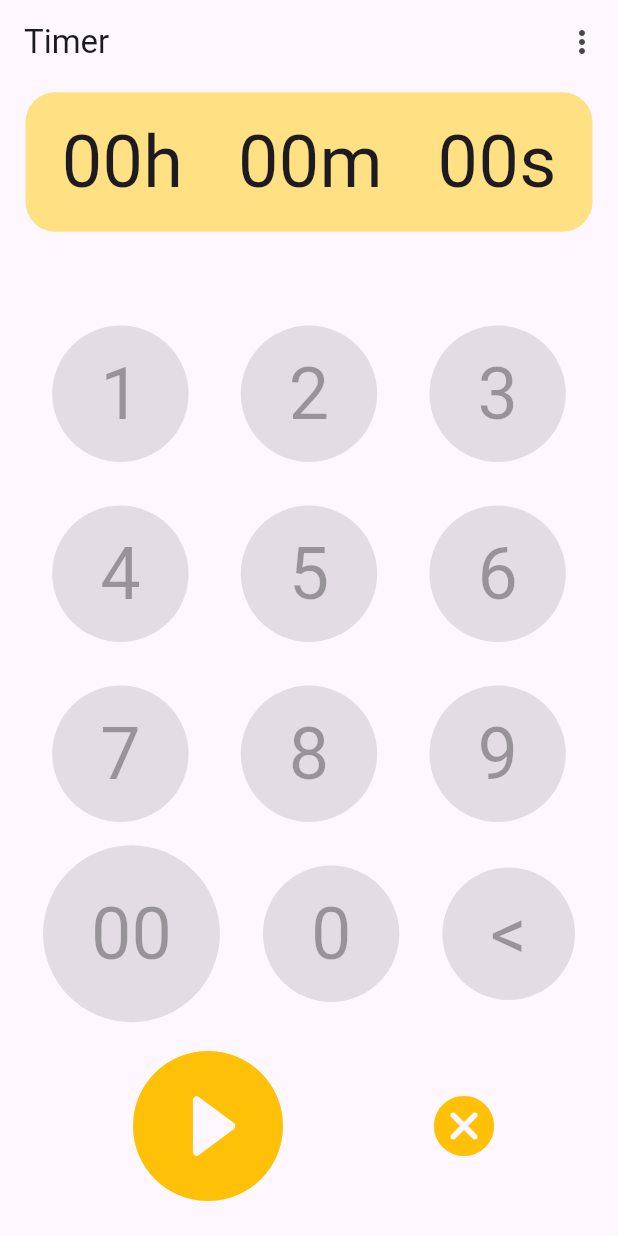
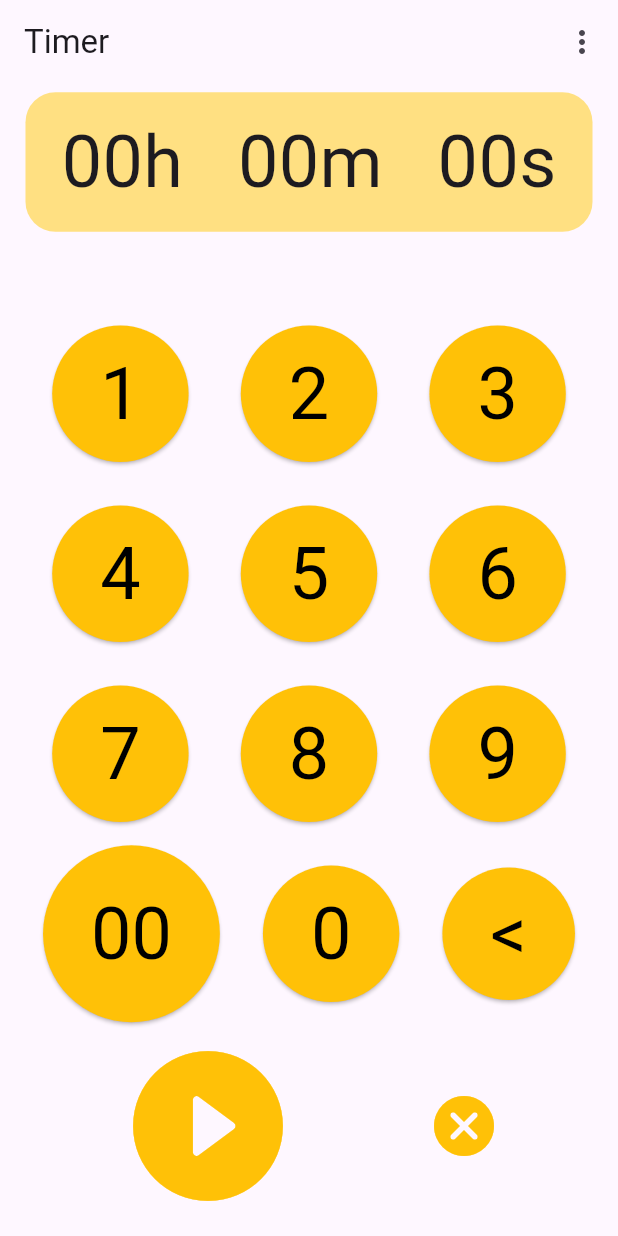
Before and after one commit to Palant-ir/project2-createTimer, a Flutter app: the screen it shows after launch, on a phone screen of 412 x 824 dp. Run offline on Flutter 3.47's test engine with Material 3 defaults, Android fonts, the phone set to English and light mode, and no system bars.

Commit message:
modified keypad style

```diff
--- a/lib/keypad.dart
+++ b/lib/keypad.dart
@@ -5,11 +5,15 @@ class KeyPad extends StatelessWidget {
 
   @override
   Widget build(BuildContext context) {
-    final ButtonStyle style = ElevatedButton.styleFrom(
+    final ButtonStyle btnStyle = ElevatedButton.styleFrom(
+      backgroundColor: Colors.amber,
       textStyle: const TextStyle(fontSize: 48),
       shape: const CircleBorder(),
       padding: const EdgeInsets.all(32),
-      // minimumSize: const Size.fromRadius(10),
+    );
+
+    const TextStyle btnTextStyle = TextStyle(
+      color: Colors.black,
     );
 
     return Column(
@@ -19,19 +23,19 @@ class KeyPad extends StatelessWidget {
           mainAxisAlignment: MainAxisAlignment.spaceEvenly,
           children: [
             ElevatedButton(
-              onPressed: null,
-              style: style,
-              child: const Text('1'),
+              onPressed: () {},
+              style: btnStyle,
+              child: const Text('1', style: btnTextStyle),
             ),
             ElevatedButton(
-              onPressed: null,
-              style: style,
-              child: const Text('2'),
+              onPressed: () {},
+              style: btnStyle,
+              child: const Text('2', style: btnTextStyle),
             ),
             ElevatedButton(
-              onPressed: null,
-              style: style,
-              child: const Text('3'),
+              onPressed: () {},
+              style: btnStyle,
+              child: const Text('3', style: btnTextStyle),
             )
           ],
         ),
@@ -40,19 +44,19 @@ class KeyPad extends StatelessWidget {
           mainAxisAlignment: MainAxisAlignment.spaceEvenly,
           children: [
             ElevatedButton(
-              onPressed: null,
-              style: style,
-              child: const Text('4'),
+              onPressed: () {},
+              style: btnStyle,
+              child: const Text('4', style: btnTextStyle),
             ),
             ElevatedButton(
-              onPressed: null,
-              style: style,
-              child: const Text('5'),
+              onPressed: () {},
+              style: btnStyle,
+              child: const Text('5', style: btnTextStyle),
             ),
             ElevatedButton(
-              onPressed: null,
-              style: style,
-              child: const Text('6'),
+              onPressed: () {},
+              style: btnStyle,
+              child: const Text('6', style: btnTextStyle),
             )
           ],
         ),
@@ -61,19 +65,19 @@ class KeyPad extends StatelessWidget {
           mainAxisAlignment: MainAxisAlignment.spaceEvenly,
           children: [
             ElevatedButton(
-              onPressed: null,
-              style: style,
-              child: const Text('7'),
+              onPressed: () {},
+              style: btnStyle,
+              child: const Text('7', style: btnTextStyle),
             ),
             ElevatedButton(
-              onPressed: null,
-              style: style,
-              child: const Text('8'),
+              onPressed: () {},
+              style: btnStyle,
+              child: const Text('8', style: btnTextStyle),
             ),
             ElevatedButton(
-              onPressed: null,
-              style: style,
-              child: const Text('9'),
+              onPressed: () {},
+              style: btnStyle,
+              child: const Text('9', style: btnTextStyle),
             )
           ],
         ),
@@ -82,19 +86,19 @@ class KeyPad extends StatelessWidget {
           mainAxisAlignment: MainAxisAlignment.spaceEvenly,
           children: [
             ElevatedButton(
-              onPressed: null,
-              style: style,
-              child: const Text('00'),
+              onPressed: () {},
+              style: btnStyle,
+              child: const Text('00', style: btnTextStyle),
             ),
             ElevatedButton(
-              onPressed: null,
-              style: style,
-              child: const Text('0'),
+              onPressed: () {},
+              style: btnStyle,
+              child: const Text('0', style: btnTextStyle),
             ),
             ElevatedButton(
-              onPressed: null,
-              style: style,
-              child: const Text('<'),
+              onPressed: () {},
+              style: btnStyle,
+              child: const Text('<', style: btnTextStyle),
             )
           ],
         ),
```
